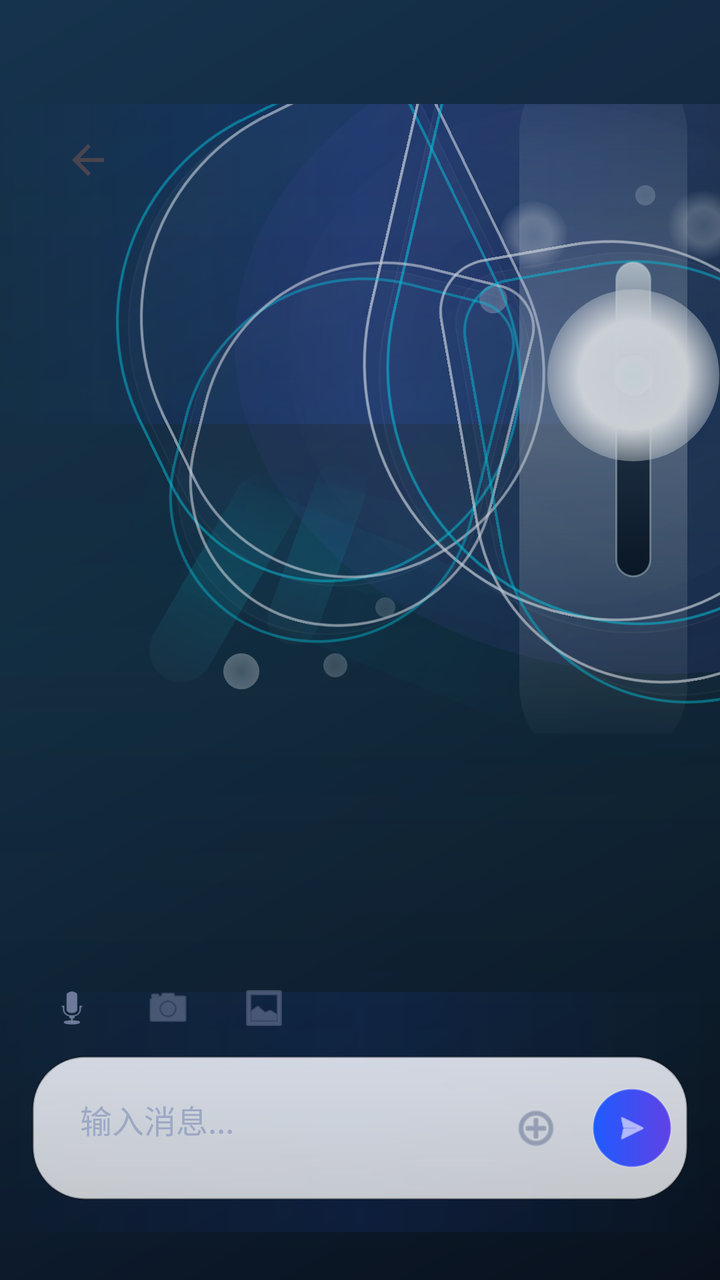
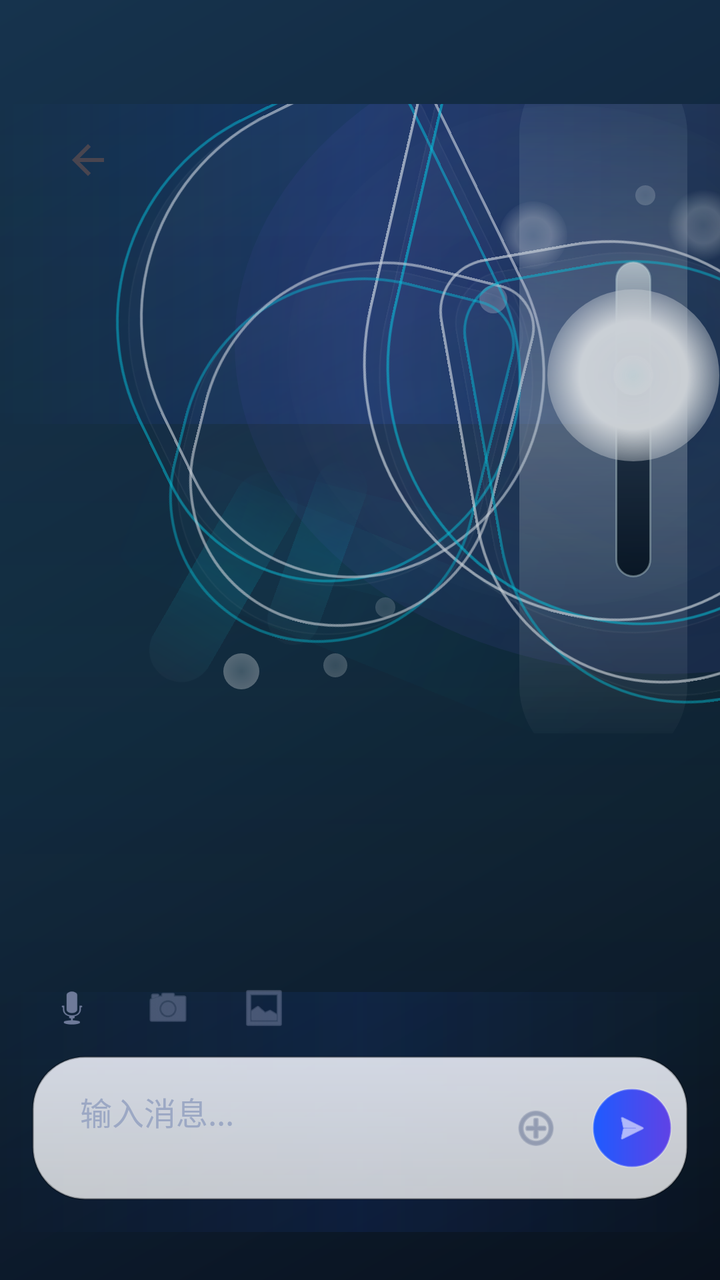

An Android layout rendered at two revisions. The XML below is the earlier revision; the diff shows what the commit changed to produce the second picture.
<!-- AndroidManifest.xml: activity theme Theme.Koukou -->
<!-- res/layout/activity_chat.xml -->
<?xml version="1.0" encoding="utf-8"?>
<androidx.constraintlayout.widget.ConstraintLayout xmlns:android="http://schemas.android.com/apk/res/android"
    xmlns:app="http://schemas.android.com/apk/res-auto"
    xmlns:tools="http://schemas.android.com/tools"
    android:id="@+id/chat_root"
    android:layout_width="match_parent"
    android:layout_height="match_parent"
    android:background="@drawable/bg_butterfly_scene">

    <com.example.koukou.widget.CodeRainView
        android:id="@+id/code_rain_view"
        android:layout_width="0dp"
        android:layout_height="0dp"
        android:alpha="0.8"
        android:visibility="gone"
        app:layout_constraintBottom_toBottomOf="parent"
        app:layout_constraintEnd_toEndOf="parent"
        app:layout_constraintStart_toStartOf="parent"
        app:layout_constraintTop_toTopOf="parent" />

    <com.example.koukou.widget.ThemeAtmosphereView
        android:id="@+id/theme_effect_view"
        android:layout_width="0dp"
        android:layout_height="0dp"
        android:alpha="0.9"
        android:visibility="gone"
        app:layout_constraintBottom_toBottomOf="parent"
        app:layout_constraintEnd_toEndOf="parent"
        app:layout_constraintStart_toStartOf="parent"
        app:layout_constraintTop_toTopOf="parent" />

    <FrameLayout
        android:id="@+id/iv_hero"
        android:layout_width="392dp"
        android:layout_height="332dp"
        android:layout_marginTop="-18dp"
        android:layout_marginEnd="-76dp"
        android:alpha="0.78"
        app:layout_constraintEnd_toEndOf="parent"
        app:layout_constraintTop_toTopOf="parent">

        <include layout="@layout/view_iridescent_butterfly" />
    </FrameLayout>

    <com.google.android.material.appbar.MaterialToolbar
        android:id="@+id/toolbar"
        android:layout_width="0dp"
        android:layout_height="@dimen/app_bar_height"
        android:paddingStart="@dimen/page_horizontal_padding"
        android:paddingEnd="@dimen/page_horizontal_padding"
        app:contentInsetStartWithNavigation="0dp"
        app:layout_constraintEnd_toEndOf="parent"
        app:layout_constraintHorizontal_bias="0.5"
        app:layout_constraintStart_toStartOf="parent"
        app:layout_constraintTop_toTopOf="parent"
        app:layout_constraintWidth_max="@dimen/content_max_width"
        app:navigationIcon="?attr/homeAsUpIndicator"
        app:titleTextColor="@color/butterfly_text_primary"
        tools:title="Rainbow Whisper" />

    <androidx.recyclerview.widget.RecyclerView
        android:id="@+id/rv_messages"
        android:layout_width="0dp"
        android:layout_height="0dp"
        android:clipToPadding="false"
        android:paddingStart="@dimen/page_horizontal_padding"
        android:paddingTop="@dimen/space_sm"
        android:paddingEnd="@dimen/page_horizontal_padding"
        android:paddingBottom="@dimen/space_sm"
        app:layout_constraintBottom_toTopOf="@id/layout_bottom_bar"
        app:layout_constraintEnd_toEndOf="parent"
        app:layout_constraintHorizontal_bias="0.5"
        app:layout_constraintStart_toStartOf="parent"
        app:layout_constraintTop_toBottomOf="@id/toolbar"
        app:layout_constraintWidth_max="@dimen/content_max_width" />

    <LinearLayout
        android:id="@+id/layout_bottom_bar"
        android:layout_width="0dp"
        android:layout_height="wrap_content"
        android:orientation="vertical"
        android:paddingStart="@dimen/page_horizontal_padding"
        android:paddingEnd="@dimen/page_horizontal_padding"
        android:paddingBottom="@dimen/space_md"
        app:layout_constraintBottom_toBottomOf="parent"
        app:layout_constraintEnd_toEndOf="parent"
        app:layout_constraintHorizontal_bias="0.5"
        app:layout_constraintStart_toStartOf="parent"
        app:layout_constraintWidth_max="@dimen/content_max_width">

        <LinearLayout
            android:id="@+id/layout_function_bar"
            android:layout_width="match_parent"
            android:layout_height="48dp"
            android:gravity="center_vertical"
            android:orientation="horizontal">

            <ImageView
                android:layout_width="40dp"
                android:layout_height="40dp"
                android:layout_marginEnd="@dimen/space_sm"
                android:padding="8dp"
                android:src="@android:drawable/ic_btn_speak_now"
                app:tint="@color/butterfly_text_secondary" />

            <ImageView
                android:layout_width="40dp"
                android:layout_height="40dp"
                android:layout_marginEnd="@dimen/space_sm"
                android:padding="8dp"
                android:src="@android:drawable/ic_menu_camera"
                app:tint="@color/butterfly_text_secondary" />

            <ImageView
                android:layout_width="40dp"
                android:layout_height="40dp"
                android:layout_marginEnd="@dimen/space_sm"
                android:padding="8dp"
                android:src="@android:drawable/ic_menu_gallery"
                app:tint="@color/butterfly_text_secondary" />
        </LinearLayout>

        <LinearLayout
            android:id="@+id/layout_input"
            android:layout_width="match_parent"
            android:layout_height="wrap_content"
            android:background="@drawable/bg_butterfly_input_bar"
            android:elevation="0dp"
            android:gravity="center_vertical"
            android:minHeight="@dimen/bottom_input_min_height"
            android:orientation="horizontal"
            android:padding="8dp">

            <EditText
                android:id="@+id/et_input"
                android:layout_width="0dp"
                android:layout_height="wrap_content"
                android:layout_weight="1"
                android:background="@null"
                android:gravity="top|start"
                android:hint="输入消息..."
                android:maxLines="5"
                android:minHeight="@dimen/input_min_height"
                android:paddingStart="@dimen/input_horizontal_padding"
                android:paddingTop="12dp"
                android:paddingEnd="@dimen/input_horizontal_padding"
                android:paddingBottom="12dp"
                android:textColor="@color/butterfly_text_primary"
                android:textColorHint="@color/butterfly_text_muted"
                android:textSize="16sp" />

            <ImageView
                android:id="@+id/btn_more"
                android:layout_width="40dp"
                android:layout_height="40dp"
                android:layout_gravity="center_vertical"
                android:layout_marginEnd="@dimen/space_sm"
                android:contentDescription="更多"
                android:padding="8dp"
                android:src="@android:drawable/ic_menu_add"
                app:tint="@color/butterfly_text_secondary" />

            <com.google.android.material.button.MaterialButton
                android:id="@+id/btn_send"
                android:layout_width="40dp"
                android:layout_height="40dp"
                android:layout_gravity="center_vertical"
                android:background="@drawable/bg_button_gradient_20"
                android:insetTop="0dp"
                android:insetBottom="0dp"
                app:backgroundTint="@null"
                app:cornerRadius="20dp"
                app:icon="@android:drawable/ic_menu_send"
                app:iconGravity="textStart"
                app:iconPadding="0dp" />
        </LinearLayout>

        <FrameLayout
            android:id="@+id/layout_emoji_panel"
            android:layout_width="match_parent"
            android:layout_height="250dp"
            android:layout_marginTop="@dimen/space_sm"
            android:background="@drawable/bg_butterfly_panel"
            android:visibility="gone">

            <androidx.recyclerview.widget.RecyclerView
                android:id="@+id/rv_emojis"
                android:layout_width="match_parent"
                android:layout_height="match_parent"
                android:padding="@dimen/space_sm" />
        </FrameLayout>
    </LinearLayout>

</androidx.constraintlayout.widget.ConstraintLayout>
<!-- res/layout/view_iridescent_butterfly.xml (included above) -->
<?xml version="1.0" encoding="utf-8"?>
<FrameLayout xmlns:android="http://schemas.android.com/apk/res/android"
    android:layout_width="match_parent"
    android:layout_height="match_parent"
    android:clipChildren="false"
    android:clipToPadding="false">

    <View
        android:layout_width="430dp"
        android:layout_height="330dp"
        android:layout_gravity="end|top"
        android:layout_marginTop="-28dp"
        android:layout_marginEnd="-112dp"
        android:alpha="0.34"
        android:background="@drawable/bg_butterfly_halo"
        android:tag="butterfly_glow" />

    <View
        android:layout_width="280dp"
        android:layout_height="250dp"
        android:layout_gravity="end|top"
        android:layout_marginTop="18dp"
        android:layout_marginEnd="12dp"
        android:alpha="0.18"
        android:background="@drawable/bg_butterfly_ring_glass"
        android:tag="butterfly_glow" />

    <View
        android:layout_width="84dp"
        android:layout_height="360dp"
        android:layout_gravity="end|top"
        android:layout_marginTop="-10dp"
        android:layout_marginEnd="92dp"
        android:alpha="0.56"
        android:background="@drawable/bg_butterfly_vertical_beam"
        android:tag="light_beam" />

    <View
        android:layout_width="268dp"
        android:layout_height="62dp"
        android:layout_gravity="bottom|start"
        android:layout_marginStart="2dp"
        android:layout_marginBottom="38dp"
        android:alpha="0.22"
        android:background="@drawable/bg_butterfly_trail"
        android:rotation="22"
        android:tag="butterfly_glow" />

    <View
        android:layout_width="198dp"
        android:layout_height="48dp"
        android:layout_gravity="bottom|start"
        android:layout_marginStart="44dp"
        android:layout_marginBottom="70dp"
        android:alpha="0.16"
        android:background="@drawable/bg_butterfly_trail"
        android:rotation="14"
        android:tag="trail_particle" />

    <View
        android:layout_width="32dp"
        android:layout_height="116dp"
        android:layout_gravity="bottom|start"
        android:layout_marginStart="52dp"
        android:layout_marginBottom="20dp"
        android:alpha="0.34"
        android:background="@drawable/bg_butterfly_particle_trail"
        android:rotation="30"
        android:tag="trail_particle" />

    <View
        android:layout_width="26dp"
        android:layout_height="96dp"
        android:layout_gravity="bottom|start"
        android:layout_marginStart="102dp"
        android:layout_marginBottom="42dp"
        android:alpha="0.28"
        android:background="@drawable/bg_butterfly_particle_trail"
        android:rotation="20"
        android:tag="trail_particle" />

    <View
        android:layout_width="18dp"
        android:layout_height="18dp"
        android:layout_gravity="bottom|start"
        android:layout_marginStart="68dp"
        android:layout_marginBottom="22dp"
        android:alpha="0.38"
        android:background="@drawable/bg_butterfly_glint"
        android:tag="spray_particle" />

    <View
        android:layout_width="12dp"
        android:layout_height="12dp"
        android:layout_gravity="bottom|start"
        android:layout_marginStart="118dp"
        android:layout_marginBottom="28dp"
        android:alpha="0.3"
        android:background="@drawable/bg_butterfly_glint"
        android:tag="spray_particle" />

    <View
        android:layout_width="10dp"
        android:layout_height="10dp"
        android:layout_gravity="bottom|start"
        android:layout_marginStart="144dp"
        android:layout_marginBottom="58dp"
        android:alpha="0.24"
        android:background="@drawable/bg_butterfly_glint"
        android:tag="particle" />

    <View
        android:layout_width="14dp"
        android:layout_height="14dp"
        android:layout_gravity="top|start"
        android:layout_marginStart="196dp"
        android:layout_marginTop="108dp"
        android:alpha="0.34"
        android:background="@drawable/bg_butterfly_glint"
        android:tag="particle" />

    <View
        android:layout_width="10dp"
        android:layout_height="10dp"
        android:layout_gravity="top|end"
        android:layout_marginTop="58dp"
        android:layout_marginEnd="108dp"
        android:alpha="0.28"
        android:background="@drawable/bg_butterfly_glint"
        android:tag="particle" />

    <ImageView
        android:layout_width="192dp"
        android:layout_height="236dp"
        android:layout_gravity="end|top"
        android:layout_marginTop="22dp"
        android:layout_marginEnd="176dp"
        android:alpha="0.22"
        android:background="@drawable/bg_butterfly_wing_outer"
        android:rotation="-26" />

    <ImageView
        android:layout_width="192dp"
        android:layout_height="236dp"
        android:layout_gravity="end|top"
        android:layout_marginTop="20dp"
        android:layout_marginEnd="182dp"
        android:alpha="0.74"
        android:background="@drawable/bg_butterfly_wing_edge"
        android:rotation="-26"
        android:tag="chroma_cyan" />

    <ImageView
        android:layout_width="192dp"
        android:layout_height="236dp"
        android:layout_gravity="end|top"
        android:layout_marginTop="18dp"
        android:layout_marginEnd="170dp"
        android:alpha="0.7"
        android:background="@drawable/bg_butterfly_wing_edge_pearl"
        android:rotation="-26"
        android:tag="chroma_pearl" />

    <ImageView
        android:layout_width="240dp"
        android:layout_height="292dp"
        android:layout_gravity="end|top"
        android:layout_marginTop="-12dp"
        android:layout_marginEnd="2dp"
        android:alpha="0.24"
        android:background="@drawable/bg_butterfly_wing_outer"
        android:rotation="13"
        android:scaleX="-1" />

    <ImageView
        android:layout_width="240dp"
        android:layout_height="292dp"
        android:layout_gravity="end|top"
        android:layout_marginTop="-16dp"
        android:layout_marginEnd="-2dp"
        android:alpha="0.82"
        android:background="@drawable/bg_butterfly_wing_edge"
        android:rotation="13"
        android:scaleX="-1"
        android:tag="chroma_cyan" />

    <ImageView
        android:layout_width="240dp"
        android:layout_height="292dp"
        android:layout_gravity="end|top"
        android:layout_marginTop="-18dp"
        android:layout_marginEnd="10dp"
        android:alpha="0.78"
        android:background="@drawable/bg_butterfly_wing_edge_pearl"
        android:rotation="13"
        android:scaleX="-1"
        android:tag="chroma_pearl" />

    <ImageView
        android:layout_width="152dp"
        android:layout_height="188dp"
        android:layout_gravity="end|bottom"
        android:layout_marginEnd="190dp"
        android:layout_marginBottom="48dp"
        android:alpha="0.2"
        android:background="@drawable/bg_butterfly_wing_inner"
        android:rotation="14" />

    <ImageView
        android:layout_width="152dp"
        android:layout_height="188dp"
        android:layout_gravity="end|bottom"
        android:layout_marginEnd="194dp"
        android:layout_marginBottom="44dp"
        android:alpha="0.72"
        android:background="@drawable/bg_butterfly_wing_edge_inner"
        android:rotation="14"
        android:tag="chroma_cyan" />

    <ImageView
        android:layout_width="152dp"
        android:layout_height="188dp"
        android:layout_gravity="end|bottom"
        android:layout_marginEnd="184dp"
        android:layout_marginBottom="52dp"
        android:alpha="0.66"
        android:background="@drawable/bg_butterfly_wing_edge_inner_pearl"
        android:rotation="14"
        android:tag="chroma_pearl" />

    <ImageView
        android:layout_width="182dp"
        android:layout_height="226dp"
        android:layout_gravity="end|bottom"
        android:layout_marginEnd="12dp"
        android:layout_marginBottom="18dp"
        android:alpha="0.22"
        android:background="@drawable/bg_butterfly_wing_inner"
        android:rotation="-10"
        android:scaleX="-1" />

    <ImageView
        android:layout_width="182dp"
        android:layout_height="226dp"
        android:layout_gravity="end|bottom"
        android:layout_marginEnd="8dp"
        android:layout_marginBottom="14dp"
        android:alpha="0.78"
        android:background="@drawable/bg_butterfly_wing_edge_inner"
        android:rotation="-10"
        android:scaleX="-1"
        android:tag="chroma_cyan" />

    <ImageView
        android:layout_width="182dp"
        android:layout_height="226dp"
        android:layout_gravity="end|bottom"
        android:layout_marginEnd="20dp"
        android:layout_marginBottom="24dp"
        android:alpha="0.72"
        android:background="@drawable/bg_butterfly_wing_edge_inner_pearl"
        android:rotation="-10"
        android:scaleX="-1"
        android:tag="chroma_pearl" />

    <View
        android:layout_width="18dp"
        android:layout_height="158dp"
        android:layout_gravity="end|top"
        android:layout_marginTop="96dp"
        android:layout_marginEnd="110dp"
        android:alpha="0.96"
        android:background="@drawable/bg_butterfly_body" />

    <View
        android:layout_width="86dp"
        android:layout_height="86dp"
        android:layout_gravity="end|top"
        android:layout_marginTop="110dp"
        android:layout_marginEnd="76dp"
        android:alpha="1"
        android:background="@drawable/bg_butterfly_core_glow"
        android:tag="core_glow" />

    <View
        android:layout_width="20dp"
        android:layout_height="20dp"
        android:layout_gravity="end|top"
        android:layout_marginTop="143dp"
        android:layout_marginEnd="109dp"
        android:alpha="0.88"
        android:background="@drawable/bg_butterfly_glint"
        android:tag="core_glow" />

    <View
        android:layout_width="34dp"
        android:layout_height="34dp"
        android:layout_gravity="end|top"
        android:layout_marginTop="66dp"
        android:layout_marginEnd="152dp"
        android:alpha="0.32"
        android:background="@drawable/bg_butterfly_glint"
        android:tag="butterfly_glow" />

    <View
        android:layout_width="40dp"
        android:layout_height="40dp"
        android:layout_gravity="end|top"
        android:layout_marginTop="58dp"
        android:layout_marginEnd="64dp"
        android:alpha="0.3"
        android:background="@drawable/bg_butterfly_glint"
        android:tag="butterfly_glow" />

</FrameLayout>
<!-- resources referenced by this layout -->
<resources>
  <color name="butterfly_text_muted">#9CA8C4</color>
  <color name="butterfly_text_primary">#1A2137</color>
  <color name="butterfly_text_secondary">#6E7A99</color>
  <dimen name="app_bar_height">56dp</dimen>
  <dimen name="bottom_input_min_height">56dp</dimen>
  <dimen name="content_max_width">840dp</dimen>
  <dimen name="input_horizontal_padding">16dp</dimen>
  <dimen name="input_min_height">56dp</dimen>
  <dimen name="page_horizontal_padding">16dp</dimen>
  <dimen name="space_md">16dp</dimen>
  <dimen name="space_sm">8dp</dimen>
  <!-- drawable bg_butterfly_core_glow (drawable) -->
  <?xml version="1.0" encoding="utf-8"?>
  <shape xmlns:android="http://schemas.android.com/apk/res/android"
      android:shape="oval">
      <gradient
          android:centerColor="#FFFFFFFF"
          android:endColor="#0032D8FF"
          android:gradientRadius="54dp"
          android:startColor="#F2FFFFFF"
          android:type="radial" />
  </shape>
  <!-- drawable bg_butterfly_glint (drawable) -->
  <?xml version="1.0" encoding="utf-8"?>
  <shape xmlns:android="http://schemas.android.com/apk/res/android"
      android:shape="oval">
      <gradient
          android:centerColor="#FFFFFFFF"
          android:endColor="#00FFFFFF"
          android:gradientRadius="18dp"
          android:startColor="#B8F0FFFF"
          android:type="radial" />
  </shape>
  <!-- drawable bg_butterfly_halo (drawable) -->
  <?xml version="1.0" encoding="utf-8"?>
  <shape xmlns:android="http://schemas.android.com/apk/res/android"
      android:shape="oval">
      <gradient
          android:centerColor="#4C805CFF"
          android:endColor="#00081218"
          android:gradientRadius="320dp"
          android:startColor="#2E1E5BFF"
          android:type="radial" />
  </shape>
  <style name="Theme.Koukou" parent="Base.Theme.Koukou" />
  <color name="butterfly_primary">#1E5BFF</color>
  <color name="butterfly_purple">#6042E5</color>
  <color name="md_theme_primary">#00D4FF</color>
  <color name="md_theme_onPrimary">#FFFFFF</color>
  <color name="md_theme_primaryContainer">#EAF4FB</color>
  <color name="md_theme_secondary">#7B2FFF</color>
  <color name="md_theme_onSecondary">#FFFFFF</color>
  <color name="md_theme_background">#F5F7FA</color>
  <color name="md_theme_surface">#FFFFFF</color>
  <color name="md_theme_onBackground">#1A2137</color>
  <color name="md_theme_onSurface">#1A2137</color>
  <style name="Widget.Koukou.Toolbar" parent="Widget.Material3.Toolbar">
          <item name="android:layout_height">@dimen/app_bar_height</item>
          <item name="titleTextColor">@color/butterfly_text_primary</item>
          <item name="subtitleTextColor">@color/butterfly_text_secondary</item>
          <item name="android:background">@android:color/transparent</item>
      </style>
  <style name="Widget.Koukou.Card" parent="Widget.Material3.CardView.Elevated">
          <item name="cardCornerRadius">@dimen/card_radius</item>
          <item name="cardElevation">@dimen/card_elevation</item>
          <item name="strokeColor">@color/card_border</item>
          <item name="strokeWidth">1dp</item>
          <item name="cardBackgroundColor">@color/card_background</item>
      </style>
  <style name="Widget.Koukou.Button" parent="Widget.Material3.Button">
          <item name="cornerRadius">24dp</item>
          <item name="android:minHeight">@dimen/button_primary_height</item>
          <item name="android:textAllCaps">false</item>
      </style>
  <dimen name="card_radius">16dp</dimen>
  <dimen name="card_elevation">4dp</dimen>
  <color name="card_border">#D4DCE8</color>
  <color name="card_background">#FFFFFF</color>
  <dimen name="button_primary_height">48dp</dimen>
  <dimen name="input_corner_radius">12dp</dimen>
  <!-- unchanged entries left out for length: 17 -->
</resources>

<!-- the commit's change to res/layout/activity_chat.xml (unified diff, before → after) -->
@@ -23,6 +23,16 @@
         android:layout_width="0dp"
         android:layout_height="0dp"
         android:alpha="0.9"
+        android:visibility="gone"
+        app:layout_constraintBottom_toBottomOf="parent"
+        app:layout_constraintEnd_toEndOf="parent"
+        app:layout_constraintStart_toStartOf="parent"
+        app:layout_constraintTop_toTopOf="parent" />
+
+    <com.example.koukou.widget.RaindropFxView
+        android:id="@id/raindrop_view"
+        android:layout_width="0dp"
+        android:layout_height="0dp"
         android:visibility="gone"
         app:layout_constraintBottom_toBottomOf="parent"
         app:layout_constraintEnd_toEndOf="parent"
@@ -91,31 +101,31 @@
         <LinearLayout
             android:id="@+id/layout_function_bar"
             android:layout_width="match_parent"
-            android:layout_height="48dp"
+            android:layout_height="@dimen/button_icon_size"
             android:gravity="center_vertical"
             android:orientation="horizontal">
 
             <ImageView
-                android:layout_width="40dp"
-                android:layout_height="40dp"
+                android:layout_width="@dimen/avatar_md"
+                android:layout_height="@dimen/avatar_md"
                 android:layout_marginEnd="@dimen/space_sm"
-                android:padding="8dp"
+                android:padding="@dimen/space_sm"
                 android:src="@android:drawable/ic_btn_speak_now"
                 app:tint="@color/butterfly_text_secondary" />
 
             <ImageView
-                android:layout_width="40dp"
-                android:layout_height="40dp"
+                android:layout_width="@dimen/avatar_md"
+                android:layout_height="@dimen/avatar_md"
                 android:layout_marginEnd="@dimen/space_sm"
-                android:padding="8dp"
+                android:padding="@dimen/space_sm"
                 android:src="@android:drawable/ic_menu_camera"
                 app:tint="@color/butterfly_text_secondary" />
 
             <ImageView
-                android:layout_width="40dp"
-                android:layout_height="40dp"
+                android:layout_width="@dimen/avatar_md"
+                android:layout_height="@dimen/avatar_md"
                 android:layout_marginEnd="@dimen/space_sm"
-                android:padding="8dp"
+                android:padding="@dimen/space_sm"
                 android:src="@android:drawable/ic_menu_gallery"
                 app:tint="@color/butterfly_text_secondary" />
         </LinearLayout>
@@ -142,34 +152,34 @@
                 android:maxLines="5"
                 android:minHeight="@dimen/input_min_height"
                 android:paddingStart="@dimen/input_horizontal_padding"
-                android:paddingTop="12dp"
+                android:paddingTop="@dimen/space_sm"
                 android:paddingEnd="@dimen/input_horizontal_padding"
-                android:paddingBottom="12dp"
+                android:paddingBottom="@dimen/space_sm"
                 android:textColor="@color/butterfly_text_primary"
                 android:textColorHint="@color/butterfly_text_muted"
                 android:textSize="16sp" />
 
             <ImageView
                 android:id="@+id/btn_more"
-                android:layout_width="40dp"
-                android:layout_height="40dp"
+                android:layout_width="@dimen/avatar_md"
+                android:layout_height="@dimen/avatar_md"
                 android:layout_gravity="center_vertical"
                 android:layout_marginEnd="@dimen/space_sm"
                 android:contentDescription="更多"
-                android:padding="8dp"
+                android:padding="@dimen/space_sm"
                 android:src="@android:drawable/ic_menu_add"
                 app:tint="@color/butterfly_text_secondary" />
 
             <com.google.android.material.button.MaterialButton
                 android:id="@+id/btn_send"
-                android:layout_width="40dp"
-                android:layout_height="40dp"
+                android:layout_width="@dimen/avatar_md"
+                android:layout_height="@dimen/avatar_md"
                 android:layout_gravity="center_vertical"
                 android:background="@drawable/bg_button_gradient_20"
                 android:insetTop="0dp"
                 android:insetBottom="0dp"
                 app:backgroundTint="@null"
-                app:cornerRadius="20dp"
+                app:cornerRadius="@dimen/button_secondary_corner"
                 app:icon="@android:drawable/ic_menu_send"
                 app:iconGravity="textStart"
                 app:iconPadding="0dp" />
<!-- resource entries referenced after the edit -->
@@ -4,7 +4,10 @@
   <color name="butterfly_text_primary">#1A2137</color>
   <color name="butterfly_text_secondary">#6E7A99</color>
   <dimen name="app_bar_height">56dp</dimen>
+  <dimen name="avatar_md">40dp</dimen>
   <dimen name="bottom_input_min_height">56dp</dimen>
+  <dimen name="button_icon_size">48dp</dimen>
+  <dimen name="button_secondary_corner">20dp</dimen>
   <dimen name="content_max_width">840dp</dimen>
   <dimen name="input_horizontal_padding">16dp</dimen>
   <dimen name="input_min_height">56dp</dimen>
